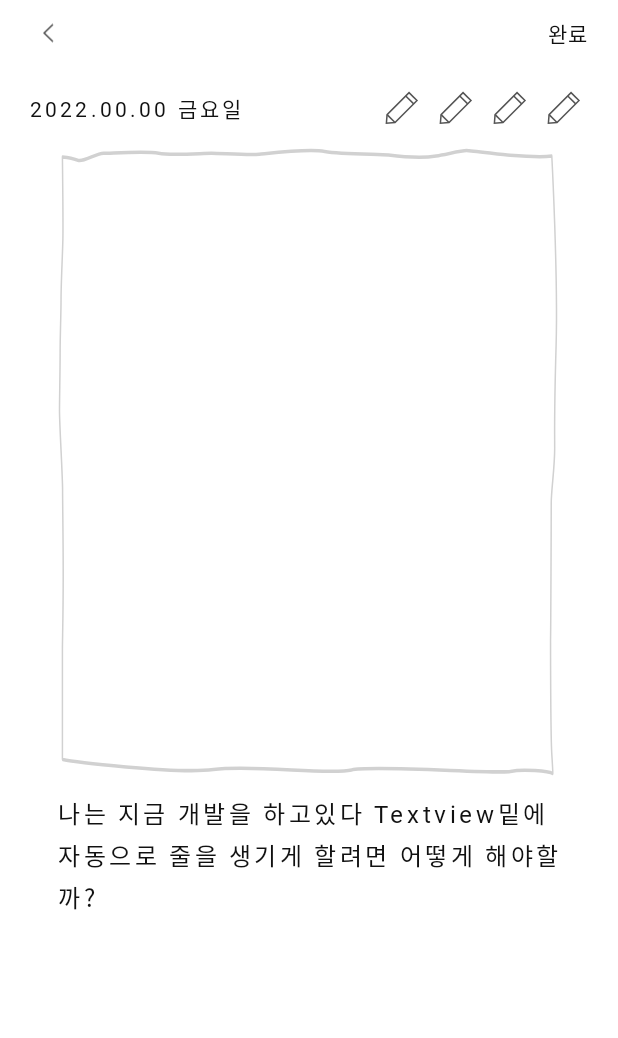
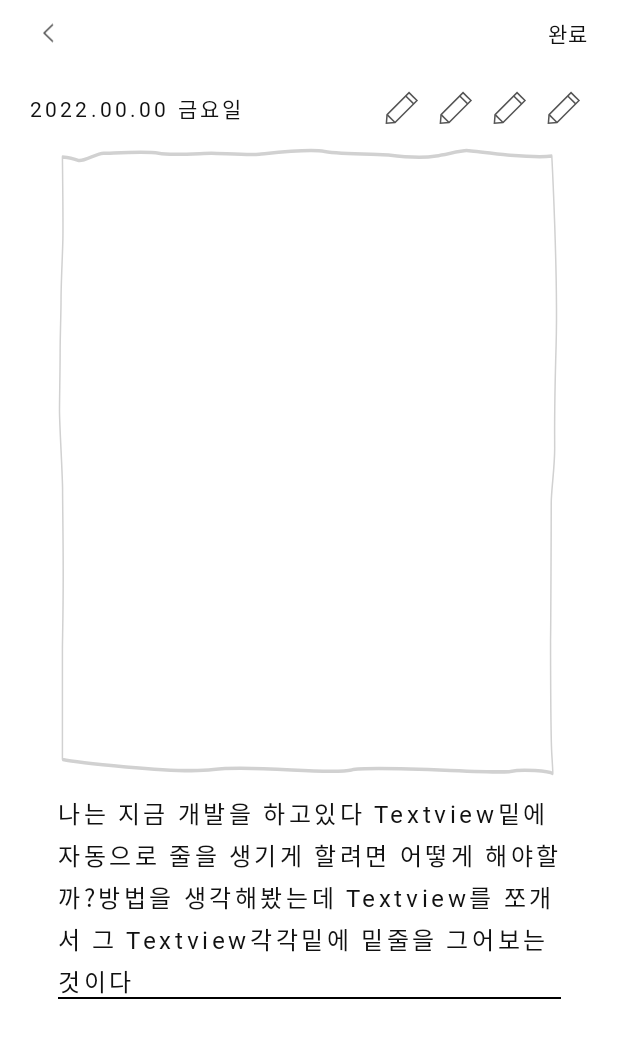
Before and after one commit to minjun3021/drawing, an Android app: the MakingDiaryFragment screen opened through its navigation route, on a phone screen of 412 x 824 dp. Shown: the top 1038 px of the screen. Run offline under Robolectric (Android 15) with nearby library versions, the phone set to English and light mode, and no system bars; 1 statement that could not run was skipped.

Commit message:
change reviewed code

```diff
--- a/app/src/main/java/com/example/drwaing/ui/login/SocialLoginFragment.kt
+++ b/app/src/main/java/com/example/drwaing/ui/login/SocialLoginFragment.kt
@@ -8,6 +8,7 @@ import androidx.fragment.app.Fragment
 import androidx.navigation.NavController
 import androidx.navigation.Navigation.findNavController
 import com.example.drwaing.R
+import com.example.drwaing.SuccessLottieFragment
 import com.example.drwaing.databinding.FragmentSocialLoginBinding
 import com.example.drwaing.extension.viewBinding
 import com.kakao.sdk.auth.model.OAuthToken
@@ -55,7 +56,7 @@ class SocialLoginFragment : Fragment(R.layout.fragment_social_login) {
                     } else if (token != null) {
                         Log.i("TAG", "카카오톡으로 로그인 성공 ${token.accessToken}")
                         navController.navigate(R.id.action_socialLoginFragment_to_successLottieFragment,
-                            bundleOf("WhereIFrom" to "Login"))
+                            bundleOf(SuccessLottieFragment.from to SuccessLottieFragment.login))
                     }
                 }
             } else {
--- /dev/null
+++ b/app/src/main/res/drawable/bg_diary_content.xml
@@ -0,0 +1,17 @@
+<?xml version="1.0" encoding="utf-8"?>
+<layer-list xmlns:android="http://schemas.android.com/apk/res/android">
+    <item>
+        <shape android:shape="rectangle" >
+            <solid android:color="@android:color/transparent" />
+        </shape>
+    </item>
+
+    <item android:top="-5dp" android:right="-5dp" android:left="-5dp">
+        <shape>
+            <solid android:color="@android:color/transparent" />
+            <stroke
+                android:width="1.5dp"
+                android:color="@color/black" />
+        </shape>
+    </item>
+</layer-list>
--- a/app/src/main/res/layout/fragment_making_diary.xml
+++ b/app/src/main/res/layout/fragment_making_diary.xml
@@ -42,6 +42,14 @@
 
     </androidx.constraintlayout.widget.ConstraintLayout>
 
+    <ScrollView
+        android:layout_width="match_parent"
+        android:layout_height="0dp"
+        app:layout_constraintBottom_toBottomOf="parent"
+        app:layout_constraintTop_toBottomOf="@id/fragment_making_layout1">
+        <androidx.constraintlayout.widget.ConstraintLayout
+            android:layout_width="match_parent"
+            android:layout_height="wrap_content">
             <androidx.constraintlayout.widget.ConstraintLayout
                 android:id="@+id/fragment_making_layout2"
                 android:layout_width="match_parent"
@@ -49,7 +57,7 @@
                 android:layout_marginHorizontal="20dp"
 
                 android:layout_marginTop="12dp"
-        app:layout_constraintTop_toBottomOf="@id/fragment_making_layout1">
+                app:layout_constraintTop_toTopOf="parent">
 
                 <TextView
                     android:layout_width="wrap_content"
@@ -128,15 +136,20 @@
                 android:layout_width="335dp"
                 android:layout_height="wrap_content"
                 android:layout_marginTop="12dp"
-        android:textColor="#111111"
                 android:fontFamily="@font/uhbeeseulvely2"
                 android:letterSpacing="0.15"
+                android:background="@drawable/bg_diary_content"
                 android:lineSpacingExtra="4sp"
-        android:text="나는 지금 개발을 하고있다 Textview밑에자동으로 줄을 생기게 할려면 어떻게 해야할까?"
+                android:text="나는 지금 개발을 하고있다 Textview밑에자동으로 줄을 생기게 할려면 어떻게 해야할까?방법을 생각해봤는데 Textview를 쪼개서 그 Textview각각밑에 밑줄을 그어보는것이다"
+                android:textColor="#111111"
                 android:textSize="16sp"
                 app:layout_constraintLeft_toLeftOf="parent"
                 app:layout_constraintRight_toRightOf="parent"
                 app:layout_constraintTop_toBottomOf="@id/fragment_making_bg" />
+        </androidx.constraintlayout.widget.ConstraintLayout>
+    </ScrollView>
+
+
 
 
 </androidx.constraintlayout.widget.ConstraintLayout>
```
Also changed, not shown: app/src/main/java/com/example/drwaing/SuccessLottieFragment.kt (+13 -7 lines), app/src/main/java/com/example/drwaing/ui/diary/MakingDiaryFragment.kt (+6 -1 lines), app/src/main/res/layout/fragment_typing_diary_content.xml (+15 -0 lines). Lines whose indentation alone changed are shown as unchanged.
